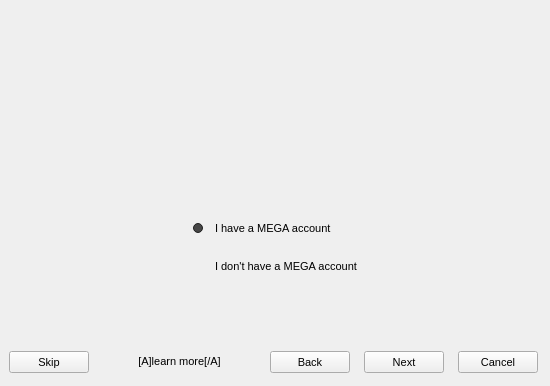
First picture: the form in src/MEGASync/gui/win/SetupWizard.ui, repository meganz/MEGAsync, before the edit.
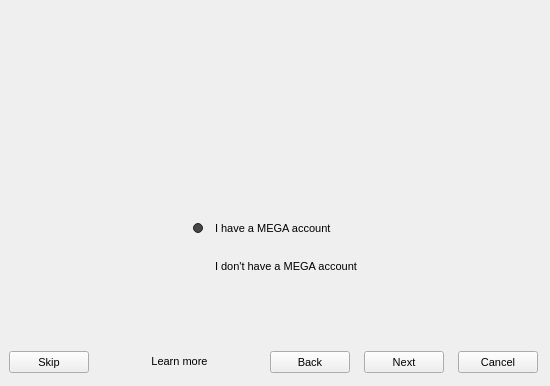
Second picture: the form after the edit. Icons and pictures are not drawn.

What changed in the file:
```diff
--- a/src/MEGASync/gui/win/SetupWizard.ui
+++ b/src/MEGASync/gui/win/SetupWizard.ui
@@ -1686,7 +1686,7 @@
          </sizepolicy>
         </property>
         <property name="text">
-         <string>[A]learn more[/A]</string>
+         <string>Learn more</string>
         </property>
         <property name="textFormat">
          <enum>Qt::RichText</enum>
```
